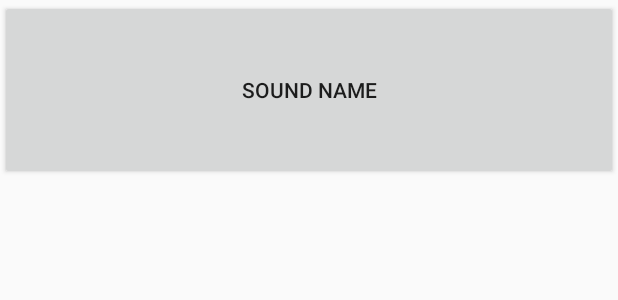
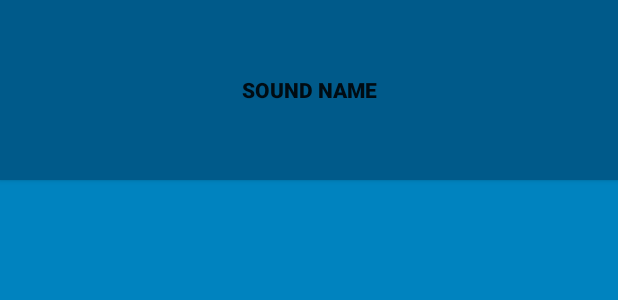
Before and after one commit to VitZdrubecky/BeatBox, an Android app: the layout list_item_sound.xml on its own in the app's theme, with its tools: preview values and no code run, on a phone screen of 412 x 824 dp. Shown: the top 300 px of the screen. Run offline under Robolectric (Android 15) with nearby library versions, the phone set to English and light mode, and no system bars.

Commit message:
Half twenty

```diff
--- a/app/src/main/res/layout/list_item_sound.xml
+++ b/app/src/main/res/layout/list_item_sound.xml
@@ -1,10 +1,11 @@
 <?xml version="1.0" encoding="utf-8"?>
 <Button xmlns:android="http://schemas.android.com/apk/res/android"
-              xmlns:tools="http://schemas.android.com/tools"
-              android:id="@+id/list_item_sound_button"
-              android:orientation="vertical"
-              android:layout_width="match_parent"
-              android:layout_height="120dp"
-                tools:text="Sound name">
+    xmlns:tools="http://schemas.android.com/tools"
+    android:id="@+id/list_item_sound_button"
+    android:orientation="vertical"
+    android:layout_width="match_parent"
+    android:layout_height="120dp"
+    tools:text="Sound name"
+    style="@style/BeatBoxButton.Strong">
 
 </Button>
--- a/app/src/main/res/values/colors.xml
+++ b/app/src/main/res/values/colors.xml
@@ -3,4 +3,9 @@
     <color name="colorPrimary">#3F51B5</color>
     <color name="colorPrimaryDark">#303F9F</color>
     <color name="colorAccent">#FF4081</color>
+    <color name="red">#F44336</color>
+    <color name="dark_red">#C3352B</color>
+    <color name="gray">#607D8B</color>
+    <color name="soothing_blue">#0083BF</color>
+    <color name="dark_blue">#005A8A</color>
 </resources>
--- a/app/src/main/res/values/styles.xml
+++ b/app/src/main/res/values/styles.xml
@@ -1,11 +1,25 @@
 <resources>
 
-    <!-- Base application theme. -->
+    <!-- Base application theme. To find which attributes to override, cmd+click the parent to begin spelunking... -->
     <style name="AppTheme" parent="Theme.AppCompat.Light.DarkActionBar">
         <!-- Customize your theme here. -->
-        <item name="colorPrimary">@color/colorPrimary</item>
-        <item name="colorPrimaryDark">@color/colorPrimaryDark</item>
-        <item name="colorAccent">@color/colorAccent</item>
+        <!-- This is the brand color (used in toolbar etc.) -->
+        <item name="colorPrimary">@color/red</item>
+        <!-- Statusbar, above the toolbar, slightly darker, used in Lollipop and higher, black otherwise -->
+        <item name="colorPrimaryDark">@color/dark_red</item>
+        <!-- Tint - in contrast to the primary color -->
+        <item name="colorAccent">@color/gray</item>
+        <!-- We must use the android prefix to override, cause this attribute is in the Android OS, outside the AppCompat scope -->
+        <item name="android:colorBackground">@color/soothing_blue</item>
+    </style>
+
+    <style name="BeatBoxButton">
+        <item name="android:background">@color/dark_blue</item>
+    </style>
+
+    <!-- I can specify the parent instead of this naming style -->
+    <style name="BeatBoxButton.Strong">
+        <item name="android:textStyle">bold</item>
     </style>
 
 </resources>
```
Also changed, not shown: app/src/main/java/cz/zdrubecky/beatbox/BeatBox.java (+53 -0 lines), app/src/main/java/cz/zdrubecky/beatbox/BeatBoxFragment.java (+47 -4 lines), app/src/main/java/cz/zdrubecky/beatbox/Sound.java (added, +32 -0 lines).
